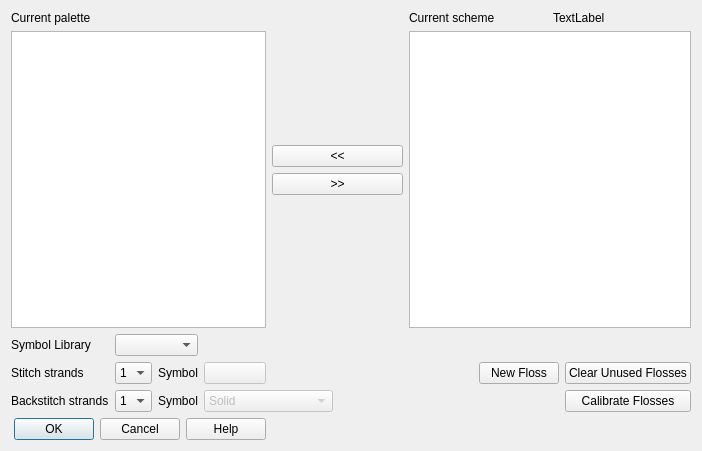
The window that ui/PaletteManager.ui (KDE/kxstitch) describes before a commit, drawn with Qt 5.
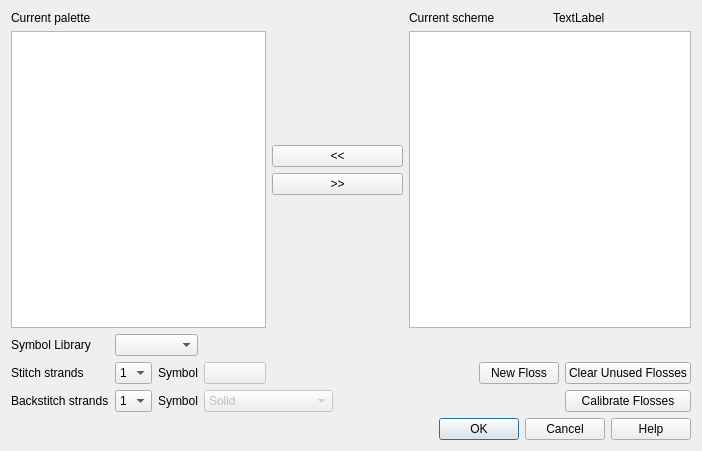
The same window after the commit. Custom widgets are drawn as their Qt base class.

Commit message: Fixed spacing layout of button box so it spans width of dialog

What changed in the file:
```diff
--- a/ui/PaletteManager.ui
+++ b/ui/PaletteManager.ui
@@ -279,7 +279,7 @@
      </item>
     </widget>
    </item>
-   <item row="5" column="0" colspan="4">
+   <item row="5" column="0" colspan="8">
     <widget class="QDialogButtonBox" name="DialogButtonBox">
      <property name="standardButtons">
       <set>QDialogButtonBox::Cancel|QDialogButtonBox::Help|QDialogButtonBox::Ok</set>
```
